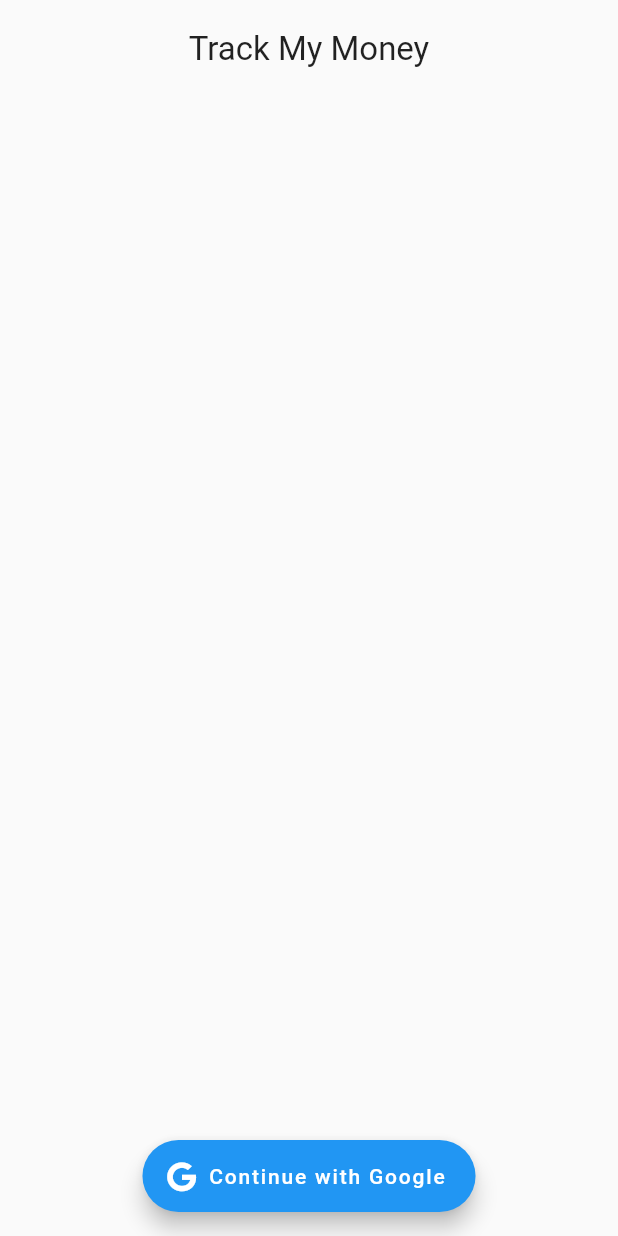
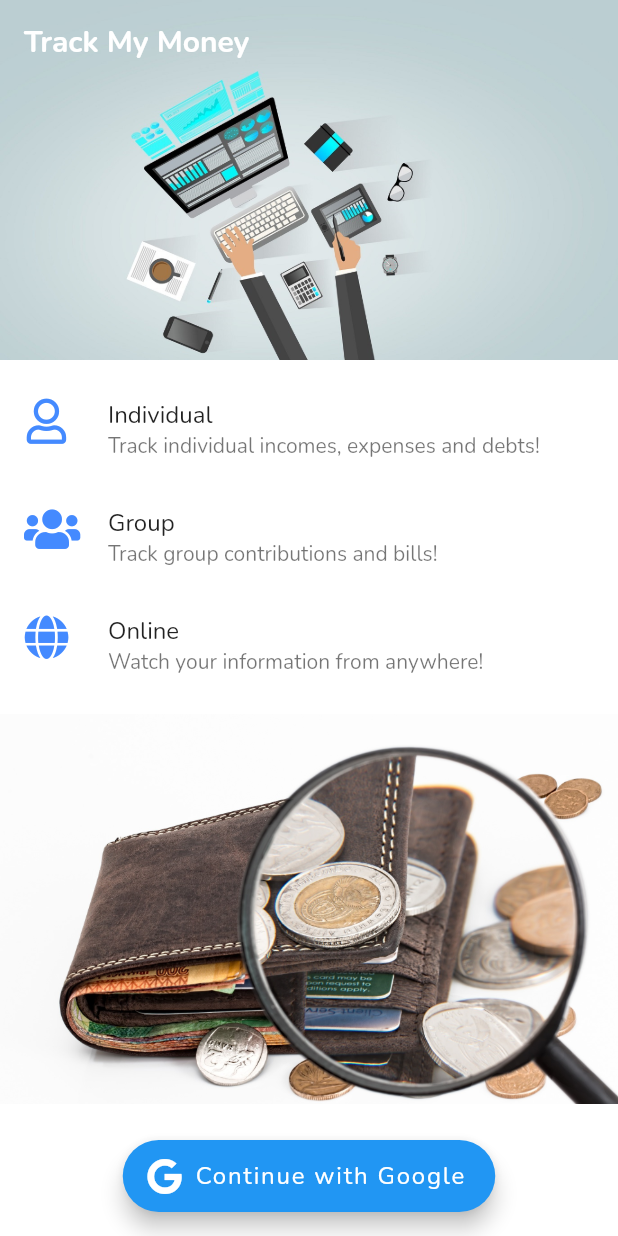
Before and after one commit to narutorabby/tmm-mobile-online, a Flutter app: the Home screen opened directly, on a phone screen of 412 x 824 dp. Run offline on Flutter 3.47's test engine with Material 2 defaults, Android fonts, the phone set to English and light mode, and no system bars; our stand-ins replace dio, flutter_secure_storage, fluttertoast, font_awesome_flutter, google_sign_in, jiffy; accounts and stored records are empty.

Commit message:
Landing page images and App font set

```diff
--- a/lib/main.dart
+++ b/lib/main.dart
@@ -1,4 +1,3 @@
-import 'dart:io';
 import 'package:flutter/material.dart';
 import 'package:flutter/services.dart';
 import 'package:trackmymoney/pages/splash.dart';
@@ -25,9 +24,8 @@ class _ApplicationState extends State<Application> {
 
     return MaterialApp(
       debugShowCheckedModeBanner: false,
-      routes: {
-        '/': (context) => const SplashScreen(),
-      },
+      theme: ThemeData(fontFamily: 'Nunito'),
+      home: const SplashScreen(),
     );
   }
 }
--- a/lib/pages/home.dart
+++ b/lib/pages/home.dart
@@ -1,5 +1,4 @@
 import 'dart:convert';
-
 import 'package:flutter/material.dart';
 import 'package:fluttertoast/fluttertoast.dart';
 import 'package:font_awesome_flutter/font_awesome_flutter.dart';
@@ -33,21 +32,73 @@ class _HomeState extends State<Home> {
   @override
   Widget build(BuildContext context) {
     return Scaffold(
-      body: SafeArea(
-        child: Column(
-          crossAxisAlignment: CrossAxisAlignment.stretch,
-          children: const [
-            SizedBox(height: 20),
-            Center(child: Text("Track My Money", style: TextStyle(fontSize: 22))),
-          ],
-        ),
+      backgroundColor: Colors.white,
+      body: NestedScrollView(
+        headerSliverBuilder: (BuildContext context, bool innerBoxIsScrolled) {
+          return <Widget>[
+            SliverAppBar(
+              expandedHeight: 240.0,
+              pinned: true,
+              title: const Text("Track My Money", style: TextStyle(fontWeight: FontWeight.bold)),
+              flexibleSpace: FlexibleSpaceBar(
+                background: Container(
+                  color: Colors.white,
+                  child: Image.asset(
+                    "assets/images/landing_bg_1.jpg",
+                    fit: BoxFit.cover,
+                    alignment: Alignment.topLeft,
+                  ),
+                ),
+              ),
+            ),
+          ];
+        },
+        body: SingleChildScrollView(
+          child: Column(
+            crossAxisAlignment: CrossAxisAlignment.stretch,
+            mainAxisAlignment: MainAxisAlignment.start,
+            children: <Widget>[
+              Container(
+                padding: const EdgeInsets.symmetric(vertical: 10),
+                child: Column(
+                  children: const [
+                    ListTile(
+                      leading: Icon(FontAwesomeIcons.user, size: 30, color: Colors.blueAccent),
+                      title: Text("Individual"),
+                      subtitle: Text("Track individual incomes, expenses and debts!"),
+                    ),
+                    ListTile(
+                      leading: Icon(FontAwesomeIcons.users, size: 30, color: Colors.blueAccent),
+                      title: Text("Group"),
+                      subtitle: Text("Track group contributions and bills!"),
+                    ),
+                    ListTile(
+                      leading: Icon(FontAwesomeIcons.globe, size: 30, color: Colors.blueAccent),
+                      title: Text("Online"),
+                      subtitle: Text("Watch your information from anywhere!"),
+                    )
+                  ],
+                ),
+              ),
+              Container(
+                height: 260,
+                decoration: const BoxDecoration(
+                  image: DecorationImage(
+                    image: AssetImage("assets/images/landing_bg_2.jpg"),
+                    fit: BoxFit.cover,
+                    alignment: Alignment.topLeft
+                  ),
+                ),
+              ),
+              const SizedBox(height: 500)
+            ],
+          ),
+        )
       ),
       floatingActionButton: FloatingActionButton.extended(
-        onPressed: () {
-          googleToken();
-        },
-        icon: const Icon(FontAwesomeIcons.google, size: 20),
-        label: const Text("Continue with Google"),
+        icon: const Icon(FontAwesomeIcons.google),
+        label: const Text("Continue with Google", style: TextStyle(fontSize: 16)),
+        onPressed: googleToken,
       ),
       floatingActionButtonLocation: FloatingActionButtonLocation.centerFloat,
     );
```
Also changed, not shown: pubspec.yaml (+39 -12 lines), assets/fonts/nunito/Nunito-Black.ttf (added), assets/fonts/nunito/Nunito-BlackItalic.ttf (added), assets/fonts/nunito/Nunito-Bold.ttf (added), assets/fonts/nunito/Nunito-BoldItalic.ttf (added), assets/fonts/nunito/Nunito-ExtraBold.ttf (added), assets/fonts/nunito/Nunito-ExtraBoldItalic.ttf (added), assets/fonts/nunito/Nunito-ExtraLight.ttf (added), assets/fonts/nunito/Nunito-ExtraLightItalic.ttf (added), assets/fonts/nunito/Nunito-Italic.ttf (added), assets/fonts/nunito/Nunito-Light.ttf (added), assets/fonts/nunito/Nunito-LightItalic.ttf (added), assets/fonts/nunito/Nunito-Regular.ttf (added), assets/fonts/nunito/Nunito-SemiBold.ttf (added), 4 more files.
